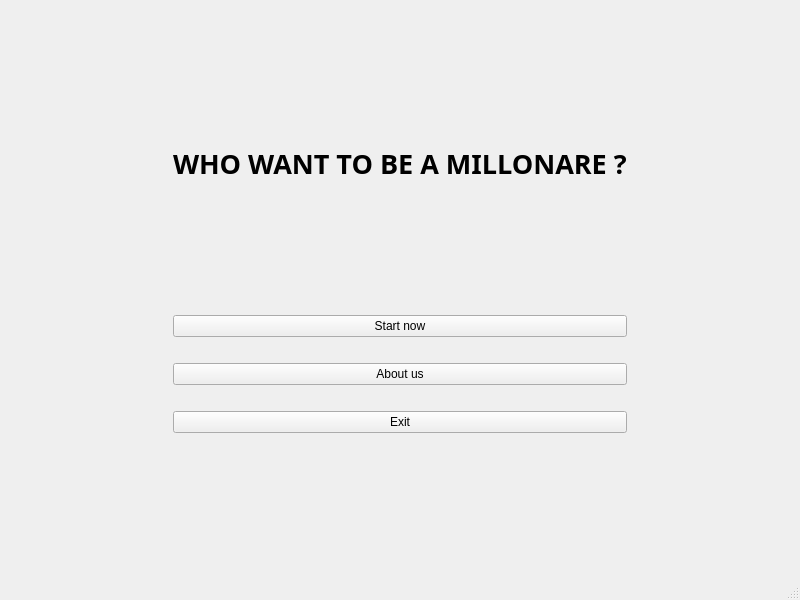
This is mainwindow.ui in dehjaza2001/CS469_lab1 as Qt 5 draws it before an edit. The edited form follows.
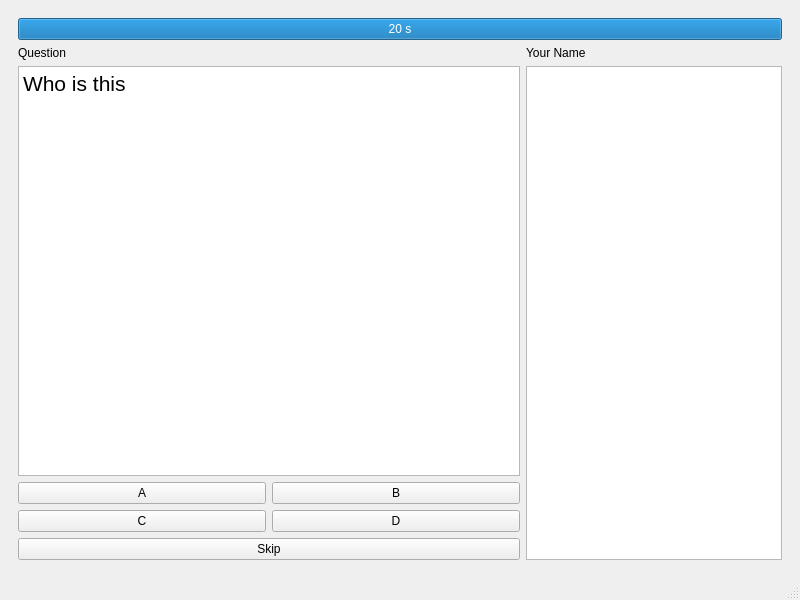
This is the edited form.

The edit to the form file:
```diff
--- a/mainwindow.ui
+++ b/mainwindow.ui
@@ -24,7 +24,7 @@
        </sizepolicy>
       </property>
       <property name="currentIndex">
-       <number>0</number>
+       <number>3</number>
       </property>
       <widget class="QWidget" name="page">
        <layout class="QGridLayout" name="gridLayout_2">
@@ -357,6 +357,199 @@
         </item>
        </layout>
       </widget>
+      <widget class="QWidget" name="page_4">
+       <layout class="QGridLayout" name="gridLayout_6">
+        <item row="5" column="0" colspan="2">
+         <widget class="QPushButton" name="Skip_Button">
+          <property name="text">
+           <string>Skip</string>
+          </property>
+         </widget>
+        </item>
+        <item row="1" column="0">
+         <widget class="QLabel" name="question_label">
+          <property name="text">
+           <string>Question</string>
+          </property>
+         </widget>
+        </item>
+        <item row="3" column="1">
+         <widget class="QPushButton" name="B_Button">
+          <property name="text">
+           <string>B</string>
+          </property>
+         </widget>
+        </item>
+        <item row="3" column="0">
+         <widget class="QPushButton" name="A_Button">
+          <property name="text">
+           <string>A</string>
+          </property>
+         </widget>
+        </item>
+        <item row="0" column="0" colspan="3">
+         <widget class="QProgressBar" name="TimeBar">
+          <property name="maximum">
+           <number>20</number>
+          </property>
+          <property name="value">
+           <number>20</number>
+          </property>
+          <property name="format">
+           <string>%v s</string>
+          </property>
+         </widget>
+        </item>
+        <item row="2" column="0" colspan="2">
+         <widget class="QTextBrowser" name="question_board">
+          <property name="font">
+           <font>
+            <pointsize>15</pointsize>
+           </font>
+          </property>
+          <property name="html">
+           <string>&lt;!DOCTYPE HTML PUBLIC &quot;-//W3C//DTD HTML 4.0//EN&quot; &quot;http://www.w3.org/TR/REC-html40/strict.dtd&quot;&gt;
+&lt;html&gt;&lt;head&gt;&lt;meta name=&quot;qrichtext&quot; content=&quot;1&quot; /&gt;&lt;meta charset=&quot;utf-8&quot; /&gt;&lt;style type=&quot;text/css&quot;&gt;
+p, li { white-space: pre-wrap; }
+hr { height: 1px; border-width: 0; }
+li.unchecked::marker { content: &quot;\2610&quot;; }
+li.checked::marker { content: &quot;\2612&quot;; }
+&lt;/style&gt;&lt;/head&gt;&lt;body style=&quot; font-family:'Segoe UI'; font-size:15pt; font-weight:400; font-style:normal;&quot;&gt;
+&lt;p style=&quot; margin-top:0px; margin-bottom:0px; margin-left:0px; margin-right:0px; -qt-block-indent:0; text-indent:0px;&quot;&gt;&lt;span style=&quot; font-size:16pt;&quot;&gt;Who is this&lt;/span&gt;&lt;/p&gt;
+&lt;p style=&quot;-qt-paragraph-type:empty; margin-top:0px; margin-bottom:0px; margin-left:0px; margin-right:0px; -qt-block-indent:0; text-indent:0px; font-size:16pt;&quot;&gt;&lt;br /&gt;&lt;/p&gt;&lt;/body&gt;&lt;/html&gt;</string>
+          </property>
+         </widget>
+        </item>
+        <item row="4" column="1">
+         <widget class="QPushButton" name="D_Button">
+          <property name="text">
+           <string>D</string>
+          </property>
+         </widget>
+        </item>
+        <item row="4" column="0">
+         <widget class="QPushButton" name="C_Button">
+          <property name="text">
+           <string>C</string>
+          </property>
+         </widget>
+        </item>
+        <item row="1" column="2">
+         <widget class="QLabel" name="name_label">
+          <property name="text">
+           <string>Your Name</string>
+          </property>
+         </widget>
+        </item>
+        <item row="2" column="2" rowspan="4">
+         <widget class="QTextBrowser" name="status_board">
+          <property name="sizePolicy">
+           <sizepolicy hsizetype="Minimum" vsizetype="Expanding">
+            <horstretch>0</horstretch>
+            <verstretch>0</verstretch>
+           </sizepolicy>
+          </property>
+          <property name="font">
+           <font>
+            <pointsize>17</pointsize>
+           </font>
+          </property>
+         </widget>
+        </item>
+       </layout>
+      </widget>
+      <widget class="QWidget" name="page_5">
+       <layout class="QGridLayout" name="gridLayout_7">
+        <item row="4" column="0">
+         <spacer name="verticalSpacer_9">
+          <property name="orientation">
+           <enum>Qt::Vertical</enum>
+          </property>
+          <property name="sizeHint" stdset="0">
+           <size>
+            <width>20</width>
+            <height>40</height>
+           </size>
+          </property>
+         </spacer>
+        </item>
+        <item row="3" column="0">
+         <widget class="QPushButton" name="pushButton_2">
+          <property name="text">
+           <string>Exit</string>
+          </property>
+         </widget>
+        </item>
+        <item row="2" column="0">
+         <widget class="QPushButton" name="pushButton">
+          <property name="text">
+           <string>Back To waiting room</string>
+          </property>
+         </widget>
+        </item>
+        <item row="1" column="0">
+         <widget class="QLabel" name="label_2">
+          <property name="text">
+           <string>You are dead</string>
+          </property>
+          <property name="alignment">
+           <set>Qt::AlignCenter</set>
+          </property>
+         </widget>
+        </item>
+        <item row="0" column="0">
+         <spacer name="verticalSpacer_10">
+          <property name="orientation">
+           <enum>Qt::Vertical</enum>
+          </property>
+          <property name="sizeHint" stdset="0">
+           <size>
+            <width>20</width>
+            <height>40</height>
+           </size>
+          </property>
+         </spacer>
+        </item>
+       </layout>
+      </widget>
+      <widget class="QWidget" name="page_6">
+       <widget class="QTextBrowser" name="winnerboard">
+        <property name="geometry">
+         <rect>
+          <x>30</x>
+          <y>50</y>
+          <width>721</width>
+          <height>231</height>
+         </rect>
+        </property>
+       </widget>
+       <widget class="QWidget" name="">
+        <property name="geometry">
+         <rect>
+          <x>150</x>
+          <y>320</y>
+          <width>481</width>
+          <height>101</height>
+         </rect>
+        </property>
+        <layout class="QGridLayout" name="gridLayout_8">
+         <item row="0" column="0">
+          <widget class="QPushButton" name="pushButton_3">
+           <property name="text">
+            <string>New game</string>
+           </property>
+          </widget>
+         </item>
+         <item row="0" column="1">
+          <widget class="QPushButton" name="pushButton_4">
+           <property name="text">
+            <string>Exit</string>
+           </property>
+          </widget>
+         </item>
+        </layout>
+       </widget>
+      </widget>
      </widget>
     </item>
    </layout>
```
